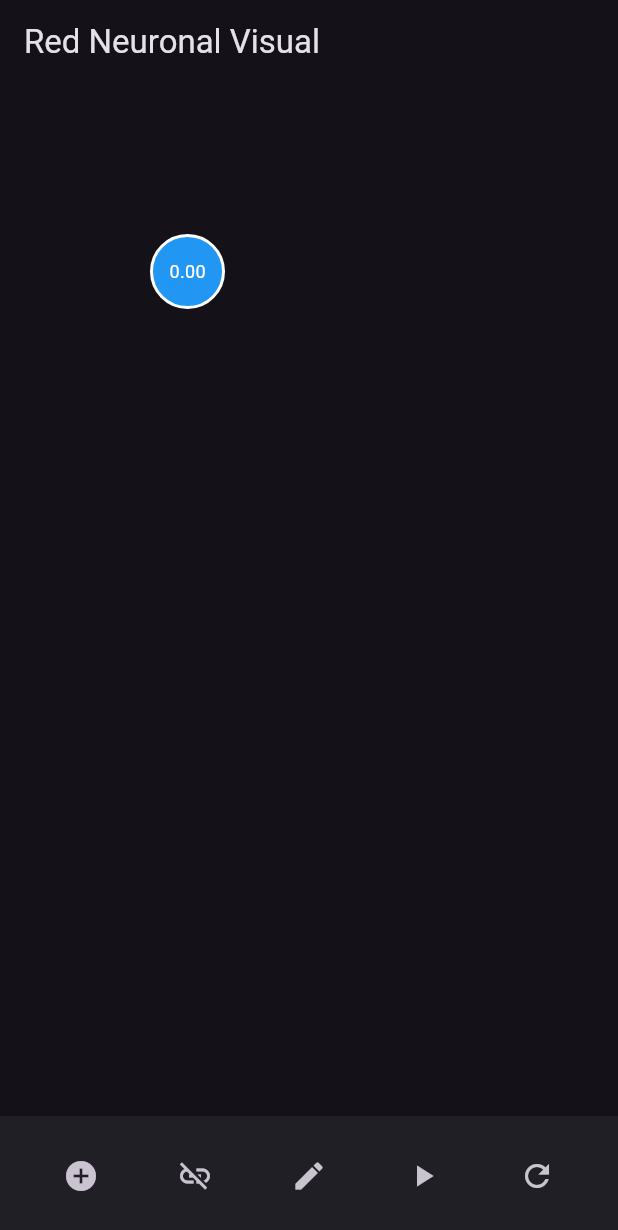
After one commit to carlaval655/neural-network-flutter, a Flutter app: the screen it shows after launch, item 2 of the bottom bar chosen, after a tap on the "add circle" icon, on a phone screen of 412 x 824 dp. The commit adds this screen. Shown: the top 1230 px of the screen. Run offline on Flutter 3.47's test engine with Material 3 defaults, Android fonts, the phone set to English and light mode, and no system bars.

Commit message:
Primera aproximacion

```diff
--- /dev/null
+++ b/lib/logic/neural_network.dart
@@ -0,0 +1,24 @@
+/// logic/neural_network.dart
+import '../models/node.dart';
+import '../models/edge.dart';
+import 'dart:math';
+
+class NeuralNetwork {
+  final List<Node> _nodes = [];
+  final List<Edge> _edges = [];
+
+  void addNode(Node node) => _nodes.add(node);
+  void addEdge(Edge edge) => _edges.add(edge);
+
+  void reset() {
+    _nodes.clear();
+    _edges.clear();
+  }
+
+  void forwardPropagation() {
+
+    for (final edge in _edges) {
+      edge.to.value += edge.from.value * edge.weight;
+    }
+  }
+}
--- /dev/null
+++ b/lib/models/edge.dart
@@ -0,0 +1,10 @@
+/// models/edge.dart
+import 'node.dart';
+
+class Edge {
+  final Node from;
+  final Node to;
+  double weight;
+
+  Edge({required this.from, required this.to, this.weight = 1.0});
+}
--- /dev/null
+++ b/lib/models/node.dart
@@ -0,0 +1,10 @@
+import 'dart:ui';
+
+/// models/node.dart
+class Node {
+  final int id;
+  Offset position;
+  double value;
+
+  Node({required this.id, required this.position, this.value = 0.0});
+}
--- /dev/null
+++ b/lib/screens/network_screen.dart
@@ -0,0 +1,219 @@
+/// screens/network_screen.dart
+import 'package:flutter/material.dart';
+import '../models/node.dart';
+import '../models/edge.dart';
+import '../widgets/neuron_widget.dart';
+import '../widgets/connection_painter.dart';
+import '../logic/neural_network.dart';
+
+class NetworkScreen extends StatefulWidget {
+  const NetworkScreen({super.key});
+
+  @override
+  State<NetworkScreen> createState() => _NetworkScreenState();
+}
+
+class _NetworkScreenState extends State<NetworkScreen> {
+  final List<Node> nodes = [];
+  final List<Edge> edges = [];
+  final network = NeuralNetwork();
+  int nextId = 0;
+
+  Node? selectedNode;
+  bool isConnecting = false;
+  bool editMode = false;
+
+  void _addNode() {
+    setState(() {
+      final node = Node(id: nextId++, position: const Offset(100, 100));
+      nodes.add(node);
+      network.addNode(node);
+    });
+  }
+
+  void _toggleConnectionMode() {
+    setState(() {
+      isConnecting = !isConnecting;
+      selectedNode = null;
+    });
+  }
+
+  void _onNodeTap(Node tappedNode) {
+    if (isConnecting) {
+      if (selectedNode == null) {
+        selectedNode = tappedNode;
+      } else if (selectedNode != tappedNode) {
+        setState(() {
+          final edge = Edge(from: selectedNode!, to: tappedNode);
+          edges.add(edge);
+          network.addEdge(edge);
+          selectedNode = null;
+        });
+      }
+    } else if (editMode) {
+      _editNodeValue(tappedNode);
+    }
+  }
+
+  void _editNodeValue(Node node) async {
+    final controller = TextEditingController(text: node.value.toString());
+    final result = await showDialog<double>(
+      context: context,
+      builder: (context) => AlertDialog(
+        title: const Text("Editar valor del nodo"),
+        content: TextField(
+          controller: controller,
+          keyboardType: TextInputType.number,
+          decoration: const InputDecoration(labelText: "Valor"),
+        ),
+        actions: [
+          TextButton(
+            onPressed: () => Navigator.pop(context),
+            child: const Text("Cancelar"),
+          ),
+          TextButton(
+            onPressed: () {
+              final value = double.tryParse(controller.text);
+              if (value != null) {
+                Navigator.pop(context, value);
+              }
+            },
+            child: const Text("Guardar"),
+          ),
+        ],
+      ),
+    );
+
+    if (result != null) {
+      setState(() => node.value = result);
+    }
+  }
+
+  void _editEdgeWeight(Edge edge) async {
+    final controller = TextEditingController(text: edge.weight.toString());
+    final result = await showDialog<double>(
+      context: context,
+      builder: (context) => AlertDialog(
+        title: const Text("Editar peso de conexión"),
+        content: TextField(
+          controller: controller,
+          keyboardType: TextInputType.number,
+          decoration: const InputDecoration(labelText: "Peso"),
+        ),
+        actions: [
+          TextButton(
+            onPressed: () => Navigator.pop(context),
+            child: const Text("Cancelar"),
+          ),
+          TextButton(
+            onPressed: () {
+              final value = double.tryParse(controller.text);
+              if (value != null) {
+                Navigator.pop(context, value);
+              }
+            },
+            child: const Text("Guardar"),
+          ),
+        ],
+      ),
+    );
+
+    if (result != null) {
+      setState(() => edge.weight = result);
+    }
+  }
+
+  void _trainNetwork() {
+    setState(() {
+      network.forwardPropagation();
+    });
+  }
+
+  void _reset() {
+    setState(() {
+      nodes.clear();
+      edges.clear();
+      network.reset();
+      nextId = 0;
+      selectedNode = null;
+      isConnecting = false;
+    });
+  }
+
+  void _toggleEditMode() {
+    setState(() => editMode = !editMode);
+  }
+
+  @override
+  Widget build(BuildContext context) {
+    return Scaffold(
+      appBar: AppBar(title: const Text('Red Neuronal Visual')),
+      body: Stack(
+        children: [
+          GestureDetector(
+            onTapUp: (details) {
+              final tapPos = details.localPosition;
+              for (final edge in edges) {
+                final from = edge.from.position + const Offset(25, 25);
+                final to = edge.to.position + const Offset(25, 25);
+
+                final dx = to.dx - from.dx;
+                final dy = to.dy - from.dy;
+                final lengthSquared = dx * dx + dy * dy;
+                if (lengthSquared == 0) continue;
+
+                final t =
+                    ((tapPos.dx - from.dx) * dx + (tapPos.dy - from.dy) * dy) /
+                    lengthSquared;
+                if (t < 0.0 || t > 1.0) continue;
+
+                final proj = Offset(from.dx + t * dx, from.dy + t * dy);
+                final distance = (tapPos - proj).distance;
+
+                if (distance < 10) {
+                  // sensibilidad del clic
+                  _editEdgeWeight(edge);
+                  break;
+                }
+              }
+            },
+            child: CustomPaint(
+              painter: ConnectionPainter(edges: edges),
+              child: Container(),
+            ),
+          ),
+          ...nodes.map(
+            (node) => NeuronWidget(
+              node: node,
+              onTap: () => _onNodeTap(node),
+              onPositionChanged: (offset) {
+                setState(() => node.position = offset);
+              },
+            ),
+          ),
+        ],
+      ),
+      bottomNavigationBar: BottomAppBar(
+        child: Row(
+          mainAxisAlignment: MainAxisAlignment.spaceAround,
+          children: [
+            IconButton(onPressed: _addNode, icon: const Icon(Icons.add_circle)),
+            IconButton(
+              onPressed: _toggleConnectionMode,
+              icon: Icon(isConnecting ? Icons.link_off : Icons.link),
+            ),
+            IconButton(
+              onPressed: _toggleEditMode,
+              icon: Icon(editMode ? Icons.edit_off : Icons.edit),
+            ),
+            IconButton(
+              onPressed: _trainNetwork,
+              icon: const Icon(Icons.play_arrow),
+            ),
+            IconButton(onPressed: _reset, icon: const Icon(Icons.refresh)),
+          ],
+        ),
+      ),
+    );
+  }
+}
--- /dev/null
+++ b/lib/widgets/connection_painter.dart
@@ -0,0 +1,38 @@
+/// widgets/connection_painter.dart
+import 'package:flutter/material.dart';
+import '../models/edge.dart';
+
+class ConnectionPainter extends CustomPainter {
+  final List<Edge> edges;
+
+  ConnectionPainter({required this.edges});
+
+  @override
+  void paint(Canvas canvas, Size size) {
+    final paint = Paint()
+      ..color = Colors.white
+      ..strokeWidth = 2;
+
+    for (final edge in edges) {
+      canvas.drawLine(edge.from.position + const Offset(25, 25), edge.to.position + const Offset(25, 25), paint);
+
+      final mid = Offset(
+        (edge.from.position.dx + edge.to.position.dx) / 2,
+        (edge.from.position.dy + edge.to.position.dy) / 2,
+      );
+
+      final textPainter = TextPainter(
+        text: TextSpan(
+          text: edge.weight.toStringAsFixed(1),
+          style: const TextStyle(color: Colors.red, fontSize: 12),
+        ),
+        textDirection: TextDirection.ltr,
+      );
+      textPainter.layout();
+      textPainter.paint(canvas, mid);
+    }
+  }
+
+  @override
+  bool shouldRepaint(CustomPainter oldDelegate) => true;
+}
--- /dev/null
+++ b/lib/widgets/neuron_widget.dart
@@ -0,0 +1,55 @@
+/// widgets/neuron_widget.dart
+import 'package:flutter/material.dart';
+import '../models/node.dart';
+
+class NeuronWidget extends StatefulWidget {
+  final Node node;
+  final Function(Offset) onPositionChanged;
+  final VoidCallback onTap;
+
+  const NeuronWidget({super.key, required this.node, required this.onPositionChanged, required this.onTap});
+
+  @override
+  State<NeuronWidget> createState() => _NeuronWidgetState();
+}
+
+class _NeuronWidgetState extends State<NeuronWidget> {
+  Offset offset = Offset.zero;
+
+  @override
+  void initState() {
+    super.initState();
+    offset = widget.node.position;
+  }
+
+  @override
+  Widget build(BuildContext context) {
+    return Positioned(
+      left: offset.dx,
+      top: offset.dy,
+      child: GestureDetector(
+        onTap: widget.onTap,
+        onPanUpdate: (details) {
+          setState(() {
+            offset += details.delta;
+            widget.onPositionChanged(offset);
+          });
+        },
+        child: Container(
+          width: 50,
+          height: 50,
+          decoration: BoxDecoration(
+            shape: BoxShape.circle,
+            color: Colors.blue,
+            border: Border.all(color: Colors.white, width: 2),
+          ),
+          alignment: Alignment.center,
+          child: Text(
+            widget.node.value.toStringAsFixed(2),
+            style: const TextStyle(color: Colors.white, fontSize: 12),
+          ),
+        ),
+      ),
+    );
+  }
+}
```
Also changed, not shown: lib/main.dart (+9 -110 lines).
